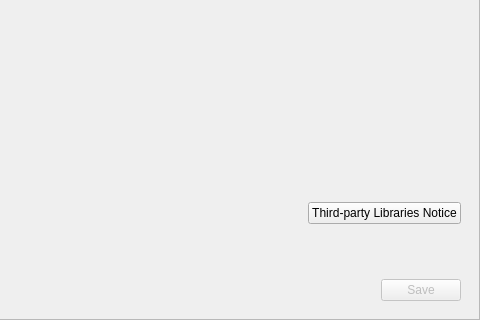
Above: src/gui/pref-window.ui from AllanChain/sane-break before the change; both pictures show x 320 to 800 and y 280 to 600 of the 800 by 600 pixel window. Below: the same form after it.
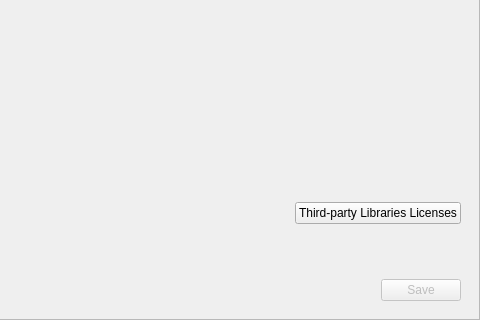
That is the form after the change. The open tabs and pages were chosen to show the change. Icons and pictures are not drawn. Custom widgets are drawn as their Qt base class.

What changed in the file:
```diff
--- a/src/gui/pref-window.ui
+++ b/src/gui/pref-window.ui
@@ -1480,7 +1480,7 @@
               <item>
                <widget class="QPushButton" name="noticeButton">
                 <property name="text">
-                 <string>Third-party Libraries Notice</string>
+                 <string>Third-party Libraries Licenses</string>
                 </property>
                </widget>
               </item>
```
